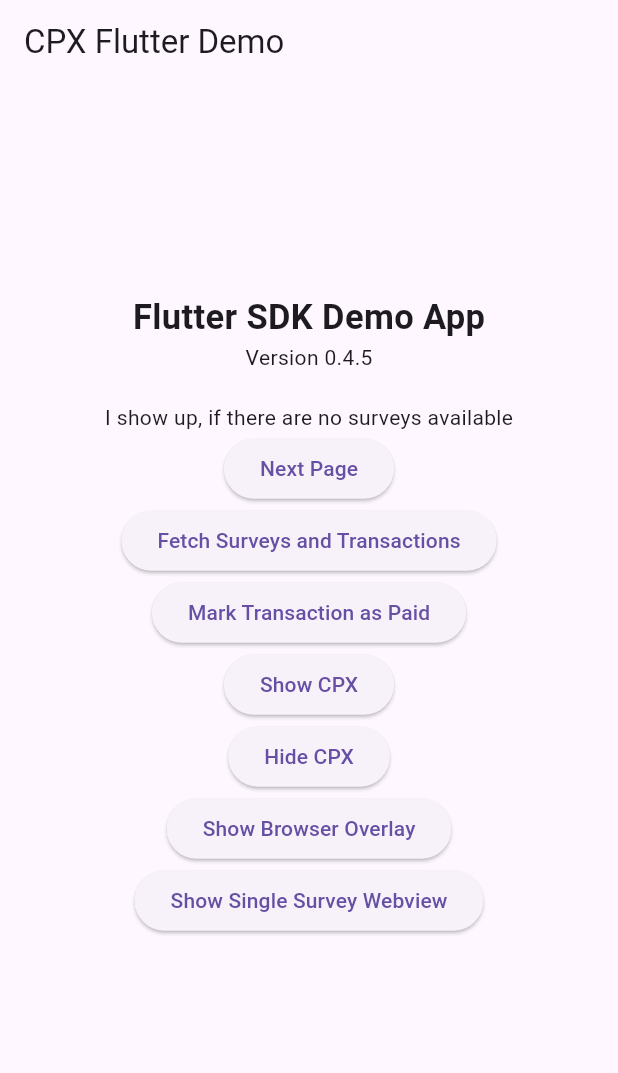
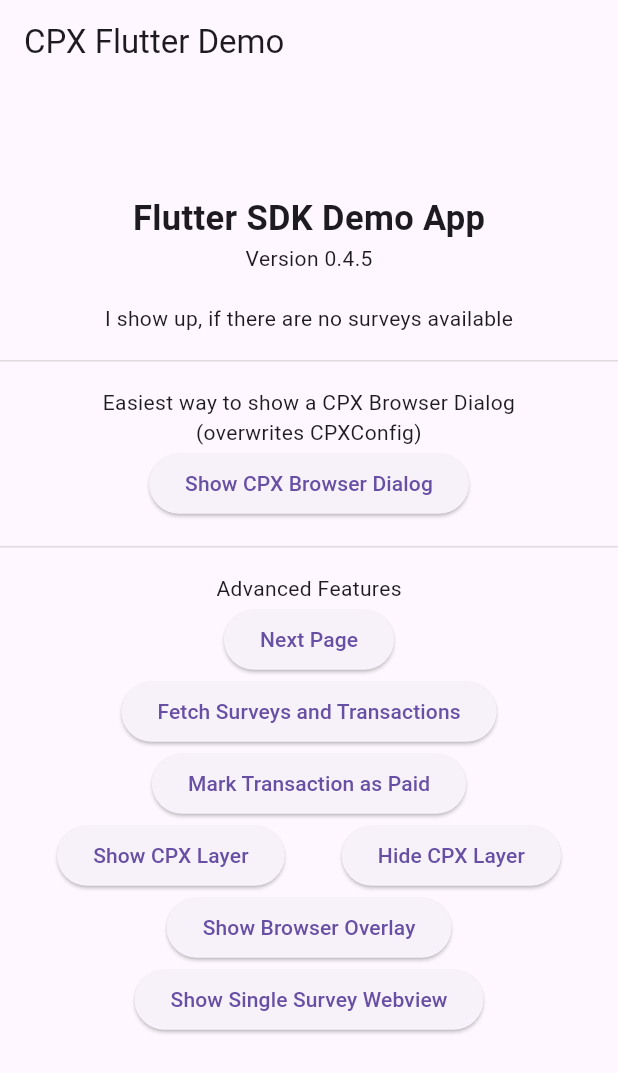
Before and after one commit to MakeOpinionGmbH/cpx-research-SDK-Flutter, a Flutter app: the screen it shows after launch, on a phone screen of 412 x 824 dp. Shown: the top 1073 px of the screen. Run offline on Flutter 3.47's test engine with Material 3 defaults, Android fonts, the phone set to English and light mode, and no system bars; our stand-ins replace webview_flutter; network calls fail.

Commit message:
Added showCPXBrowserDialog

```diff
--- a/cpx_research_sdk_flutter/lib/cpx_controller.dart
+++ b/cpx_research_sdk_flutter/lib/cpx_controller.dart
@@ -21,7 +21,7 @@ class CPXController {
 
   late CPXConfig config;
   late CPXBrowserTab activeTab;
-  late bool isSingleSurveyDisplayed;
+  bool isSingleSurveyDisplayed = false;
   String? singleSurveyID;
 
   /// [showWidgets] displays the banner widgets and hides the webview widget
--- a/cpx_research_sdk_flutter/lib/widgets/cpx_browser_view.dart
+++ b/cpx_research_sdk_flutter/lib/widgets/cpx_browser_view.dart
@@ -79,9 +79,7 @@ class _CPXBrowserViewState extends State<CPXBrowserView> {
     ..loadRequest(CPXBrowserTab.home.url);
 
   @override
-  Widget build(BuildContext context) => Scaffold(
-        backgroundColor: Colors.black38,
-        body: SafeArea(
+  Widget build(BuildContext context) => SafeArea(
     child: Column(
       children: [
         Row(
@@ -119,7 +117,6 @@ class _CPXBrowserViewState extends State<CPXBrowserView> {
           ),
         ),
       ],
-          ),
     ),
   );
 
--- a/lib/main.dart
+++ b/lib/main.dart
@@ -130,6 +130,23 @@ class _MyHomePageState extends State<MyHomePage> {
                   noSurveysWidget:
                       Text('I show up, if there are no surveys available'),
                 ),
+                SizedBox(height: 10),
+                Divider(color: Colors.black12),
+                SizedBox(height: 10),
+                Text(
+                  "Easiest way to show a CPX Browser Dialog\n(overwrites CPXConfig)",
+                  textAlign: TextAlign.center,
+                ),
+                ElevatedButton(
+                  onPressed: () => showCPXBrowserDialog(
+                      context: context,
+                      config: CPXConfig(appID: "1", userID: "1")),
+                  child: Text("Show CPX Browser Dialog"),
+                ),
+                SizedBox(height: 10),
+                Divider(color: Colors.black12),
+                SizedBox(height: 10),
+                Text('Advanced Features'),
                 ElevatedButton(
                   onPressed: () => Navigator.push(
                     context,
@@ -145,13 +162,18 @@ class _MyHomePageState extends State<MyHomePage> {
                   onPressed: () => markTransactionAsPaid("1", "2"),
                   child: Text("Mark Transaction as Paid"),
                 ),
-                ElevatedButton(
-                  onPressed: () => showCpxLayer(),
-                  child: Text("Show CPX"),
-                ),
-                ElevatedButton(
-                  onPressed: () => hideCpxLayer(),
-                  child: Text("Hide CPX"),
+                Row(
+                  mainAxisAlignment: MainAxisAlignment.spaceEvenly,
+                  children: [
+                    ElevatedButton(
+                      onPressed: () => showCpxLayer(),
+                      child: Text("Show CPX Layer"),
+                    ),
+                    ElevatedButton(
+                      onPressed: () => hideCpxLayer(),
+                      child: Text("Hide CPX Layer"),
+                    ),
+                  ],
                 ),
                 ElevatedButton(
                   onPressed: () => showCPXBrowserOverlay(),
```
Also changed, not shown: cpx_research_sdk_flutter/lib/cpx_data.dart (+21 -1 lines), cpx_research_sdk_flutter/lib/cpx_research.dart (+5 -2 lines), 1 other file. Lines whose indentation alone changed are shown as unchanged.
